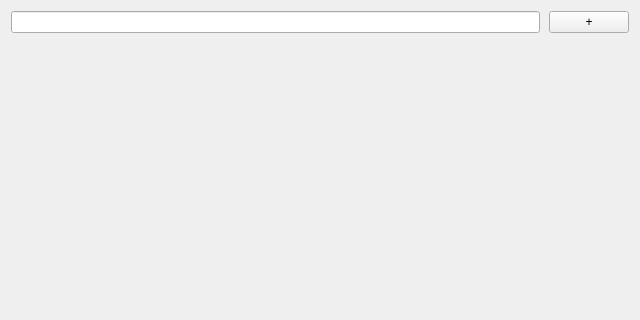
Before: the Qt Designer form src/GUI/ContactList/ContactList.ui in Yaon-C2H8N2/Projet-CDAA, drawn with Qt 5; both pictures show x 0 to 640 and y 0 to 320 of the 640 by 480 pixel window.
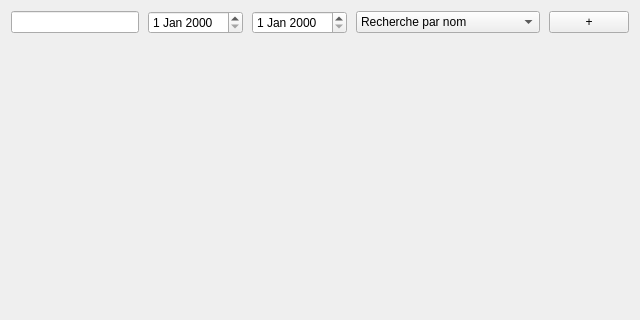
After: the same form once the commit is applied.

Commit message: Ajout sketchy de la recherche avancée

Patch:
```diff
--- a/src/GUI/ContactList/ContactList.ui
+++ b/src/GUI/ContactList/ContactList.ui
@@ -41,6 +41,31 @@
       <item>
        <widget class="QLineEdit" name="lineEdit"/>
       </item>
+      <item>
+       <widget class="QDateEdit" name="dateEdit"/>
+      </item>
+      <item>
+       <widget class="QDateEdit" name="dateEdit_2"/>
+      </item>
+      <item>
+       <widget class="QComboBox" name="comboBox">
+        <item>
+         <property name="text">
+          <string>Recherche par nom</string>
+         </property>
+        </item>
+        <item>
+         <property name="text">
+          <string>Recherche par entreprise</string>
+         </property>
+        </item>
+        <item>
+         <property name="text">
+          <string>Recherche par date création</string>
+         </property>
+        </item>
+       </widget>
+      </item>
       <item>
        <widget class="QPushButton" name="pushButton">
         <property name="text">
@@ -68,7 +93,7 @@
         <x>0</x>
         <y>0</y>
         <width>622</width>
-        <height>429</height>
+        <height>428</height>
        </rect>
       </property>
       <layout class="QVBoxLayout" name="verticalLayout_2"/>
```
The commit also changes 5 other files.
